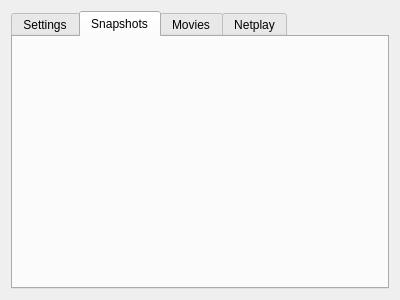
Old version of the form embedderopt.ui in the repository qmc2/qmc2-mame-fe.
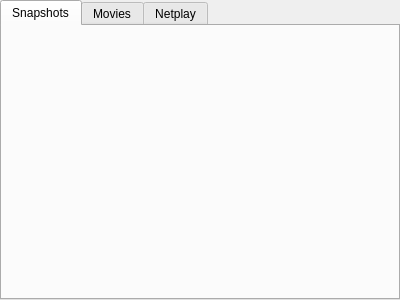
New version of the form. The open tabs and pages were chosen to show the change. Icons and pictures are not drawn.

Commit message: wip: remove settings tab from embedder options (what for?)

What changed in the file:
```diff
--- a/embedderopt.ui
+++ b/embedderopt.ui
@@ -14,20 +14,14 @@
    <string>Embedder options</string>
   </property>
   <layout class="QGridLayout" name="gridLayout">
+   <property name="margin">
+    <number>0</number>
+   </property>
    <item row="0" column="0">
     <widget class="QTabWidget" name="tabWidgetEmbedderOptions">
      <property name="currentIndex">
       <number>0</number>
      </property>
-     <widget class="QWidget" name="tabSettings">
-      <attribute name="icon">
-       <iconset resource="qmc2.qrc">
-        <normaloff>:/data/img/configure.png</normaloff>:/data/img/configure.png</iconset>
-      </attribute>
-      <attribute name="title">
-       <string>Settings</string>
-      </attribute>
-     </widget>
      <widget class="QWidget" name="tabSnapshots">
       <attribute name="icon">
        <iconset resource="qmc2.qrc">
```
